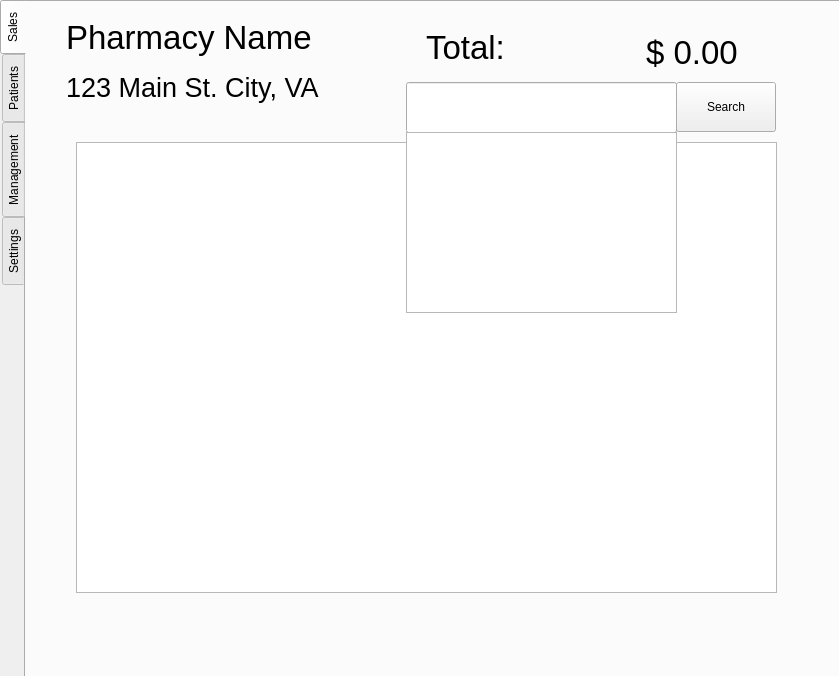
First picture: the form in mainwindow.ui, repository WNewsome/Pharmaceutical-Point-of-Sale, before the edit.
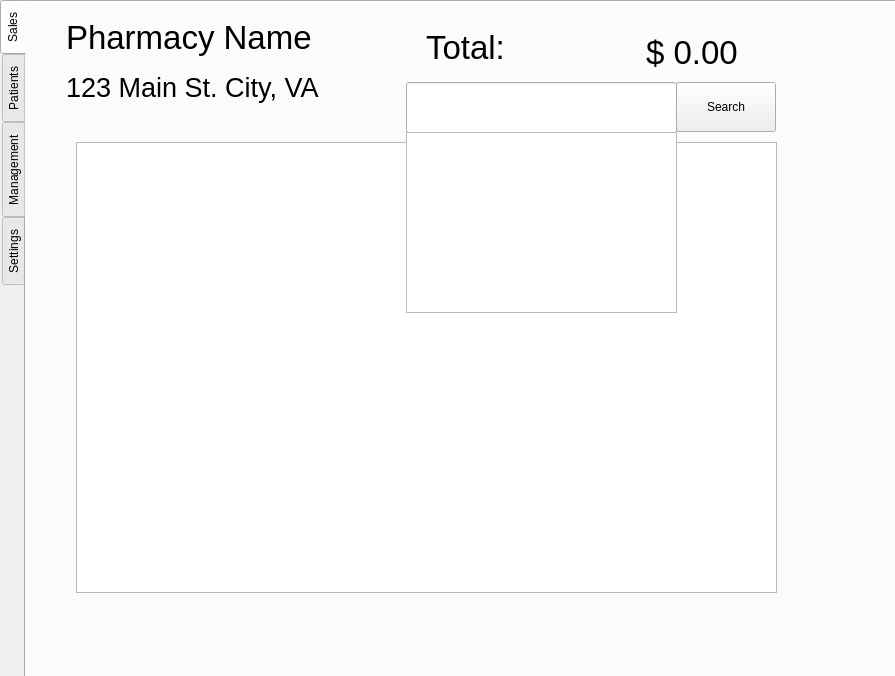
Second picture: the form after the edit.

Diff of the .ui file:
```diff
--- a/mainwindow.ui
+++ b/mainwindow.ui
@@ -6,7 +6,7 @@
    <rect>
     <x>0</x>
     <y>0</y>
-    <width>839</width>
+    <width>895</width>
     <height>676</height>
    </rect>
   </property>
@@ -22,7 +22,7 @@
      <rect>
       <x>0</x>
       <y>0</y>
-      <width>871</width>
+      <width>901</width>
       <height>681</height>
      </rect>
     </property>
```
